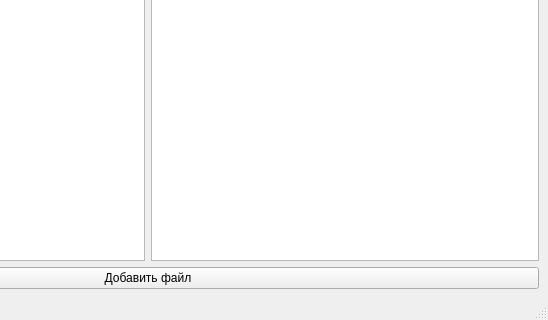
Above: Online shop/Shop/MainWindow.ui from JohnMril/ProjectShop before the change; both pictures show x 252 to 800 and y 280 to 600 of the 800 by 600 pixel window. Below: the same form after it.
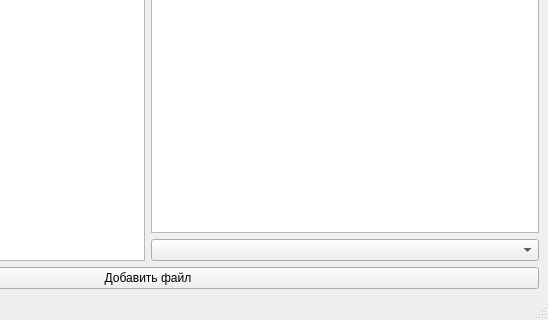
That is the form after the change.

```diff
--- a/Online shop/Shop/MainWindow.ui
+++ b/Online shop/Shop/MainWindow.ui
@@ -14,14 +14,21 @@
    <string>MainWindow</string>
   </property>
   <widget class="QWidget" name="centralwidget">
-   <layout class="QVBoxLayout" name="verticalLayout">
+   <layout class="QVBoxLayout" name="verticalLayout_2">
     <item>
      <layout class="QHBoxLayout" name="horizontalLayout">
       <item>
        <widget class="QTableView" name="tableView"/>
       </item>
       <item>
-       <widget class="QTableView" name="tableView_2"/>
+       <layout class="QVBoxLayout" name="verticalLayout">
+        <item>
+         <widget class="QTableView" name="tableView_2"/>
+        </item>
+        <item>
+         <widget class="QComboBox" name="comboBox"/>
+        </item>
+       </layout>
       </item>
      </layout>
     </item>
```
